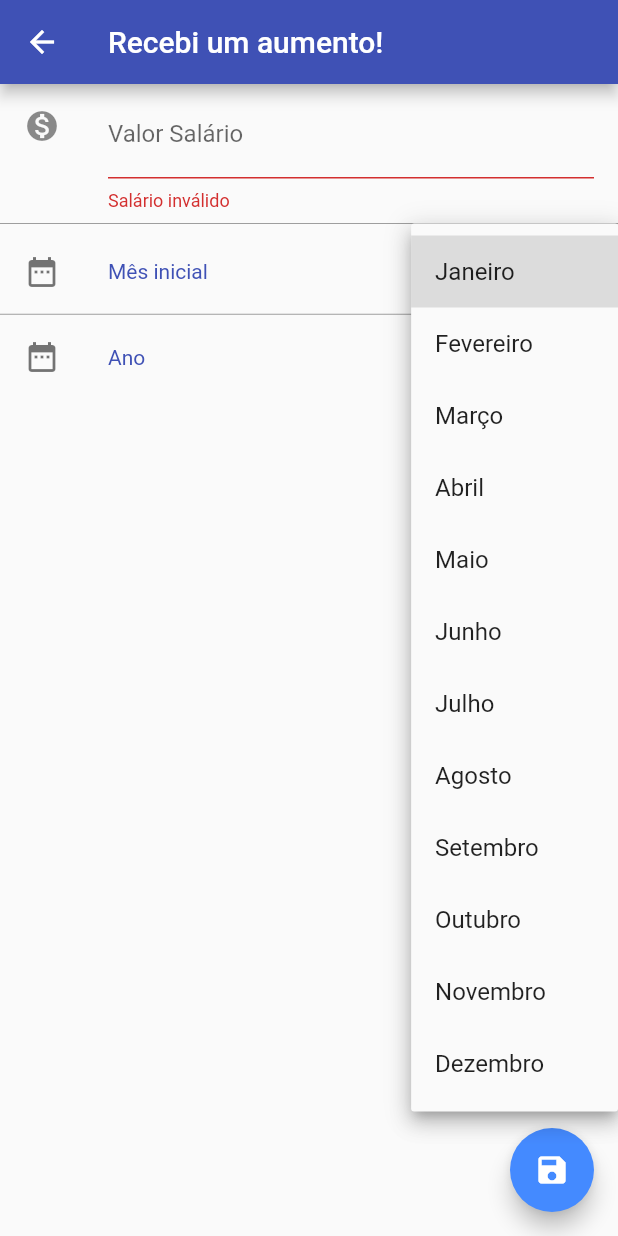
After one commit to bicasoftware/marcaii-flutter, a Flutter app: the ActGetAumentos screen opened directly, after a tap on the "save" icon, after a tap on the "arrow drop down" icon, on a phone screen of 412 x 824 dp. The commit adds this screen. Run offline on Flutter 3.47's test engine with Material 2 defaults, Android fonts, the light colour scheme and no system bars; our stand-ins replace flutter_masked_text, numberpicker, sqflite; accounts and stored records are empty; statements that could not run were skipped.

Commit message:
migrados dialogs de aumento e salario para fullscreen dialog

```diff
--- a/lib/Strings.dart
+++ b/lib/Strings.dart
@@ -47,6 +47,8 @@ class Strings {
   static const String optSalarios = "Opções sobre salário";
   static const String verSalarios = "Ver Anteriores";
   static const String vigencia = "Vigencia";
+  static const String anoAumento = "Ano";
+  static const String mesAumento = "Mês inicial";
 
 
   static const String porcDifer = "% Diferencial";
--- a/lib/models/state/EmpregoDto.dart
+++ b/lib/models/state/EmpregoDto.dart
@@ -171,6 +171,8 @@ class EmpregoDto {
       int d = DateUtils.getCurrentWeekday(DateUtils.parseString(data));
       return listDiferenciais.firstWhere((difer) => difer.diaSemana == d).porcAdicional;
     }
+
+    return 1;
   }
 
   Color _getColor(String tipoHora) {
@@ -181,6 +183,8 @@ class EmpregoDto {
     } else if (tipoHora == Consts.horaDiferencial) {
       return Colors.red;
     }
+
+    return Colors.black;
   }
 
   Map toMap() {
--- /dev/null
+++ b/lib/modules/act_get_empregos/ActGetAumentos.dart
@@ -0,0 +1,118 @@
+import 'package:flutter/material.dart';
+import 'package:flutter_masked_text/flutter_masked_text.dart';
+import 'package:marcaii_flutter/Strings.dart';
+import 'package:marcaii_flutter/utils/Validation.dart';
+import 'package:marcaii_flutter/widgets/BaseDivider.dart';
+import 'package:marcaii_flutter/widgets/DefaultListItem.dart';
+
+class ActGetAumentos extends StatefulWidget {
+  final double initValue;
+
+  const ActGetAumentos({Key key, this.initValue}) : super(key: key);
+
+  @override
+  _ActGetAumentosState createState() => _ActGetAumentosState();
+}
+
+class _ActGetAumentosState extends State<ActGetAumentos> {
+  MoneyMaskedTextController controller;
+  GlobalKey<FormState> key;
+  String _ano, _mes;
+
+  @override
+  void initState() {
+    super.initState();
+    _ano = null;
+    _mes = null;
+    key = GlobalKey<FormState>();
+    controller = Validation.defaultMoneyMask(widget.initValue);
+  }
+
+  void _setAno(String ano) {
+    setState(() => _ano = ano);
+    //widget.onAnoSelected(ano);
+  }
+
+  void _setMes(String mes) {
+    setState(() => _mes = mes);
+    //widget.onMesSelected(mes);
+  }
+
+  @override
+  Widget build(BuildContext context) {
+    return Scaffold(
+      appBar: AppBar(title: Text(Strings.aumentoSalario)),
+      floatingActionButton: FloatingActionButton(
+        child: Icon(Icons.save),
+        onPressed: () {
+          final status = key.currentState;
+          if (status.validate()) {
+            Navigator.of(context).pop(
+              {"ano": _ano, "mes": _mes, "valor": controller.numberValue},
+            );
+          }
+        },
+      ),
+      body: Column(
+        children: <Widget>[
+          ListTile(
+            leading: Icon(Icons.monetization_on),
+            title: Form(
+              key: key,
+              child: TextFormField(
+                autofocus: true,
+                controller: controller,
+                keyboardType: TextInputType.number,
+                decoration: InputDecoration(
+                  hintText: Strings.valorSalario,
+                  labelText: Strings.valorSalario,
+                ),
+                validator: (s) {
+                  if (s == "" || controller.numberValue <= 0) {
+                    return Warn.warSalarioInvalido;
+                  }
+                  return null;
+                },
+              ),
+            ),
+          ),
+          BaseDivider(),
+          DefaultListItem(
+            icon: Icons.date_range,
+            onTap: null,
+            title: Strings.mesAumento,
+            contentChild: DropdownButtonHideUnderline(
+              child: DropdownButton(
+                  value: _mes,
+                  items: Arrays.months.map((m) {
+                    return DropdownMenuItem(
+                      child: Text(m),
+                      value: m,
+                    );
+                  }).toList(),
+                  onChanged: _setMes),
+            ),
+          ),
+          DefaultListItem(
+            isLast: true,
+            icon: Icons.date_range,
+            onTap: null,
+            title: Strings.anoAumento,
+            contentChild: DropdownButtonHideUnderline(
+              child: DropdownButton(
+                  value: _ano,
+                  items: List.generate(11, (i) {
+                    int _ano = 2010 + i;
+                    return DropdownMenuItem(
+                      value: _ano.toString(),
+                      child: Text(_ano.toString()),
+                    );
+                  }),
+                  onChanged: _setAno),
+            ),
+          ),
+        ],
+      ),
+    );
+  }
+}
--- a/lib/modules/main_act/MainAct.dart
+++ b/lib/modules/main_act/MainAct.dart
@@ -101,7 +101,9 @@ class _MainState extends State<MainAct> with SingleTickerProviderStateMixin {
             onPressed: () async {
               if (_mainPagePos == 0) {
                 final result = await Navigator.of(context).push(
-                  CupertinoPageRoute(builder: (c) {
+                  CupertinoPageRoute(
+                    fullscreenDialog: true,
+                    builder: (c) {
                     return ActInsertEmpregos(
                       emprego: EmpregoDto.newInstance(),
                     );
--- a/lib/utils/ActGetPorcent.dart
+++ b/lib/utils/ActGetPorcent.dart
@@ -58,6 +58,8 @@ class ActGetPorcentagemState extends State<ActGetPorcentagem> {
                       if (!Validation.isValidPercent(e.trim())) {
                         return Warn.warPorcInvalida;
                       }
+
+                      return null;
                     },
                     onSaved: (e) {
                       Navigator.of(context).pop(int.parse(e));
```
Also changed, not shown: lib/modules/act_get_empregos/ActGetSalario.dart (added, +70 -0 lines), lib/modules/act_get_empregos/ActListSalarios.dart (+8 -8 lines), lib/modules/act_get_empregos/AumentoDialog.dart (deleted, +0 -95 lines), lib/modules/act_get_empregos/EmpregosDialogs.dart (+0 -79 lines), lib/modules/act_get_empregos/PresenterEmprego.dart (+33 -31 lines), lib/modules/page_list_emprego/PageListEmpregos.dart (+5 -4 lines).
